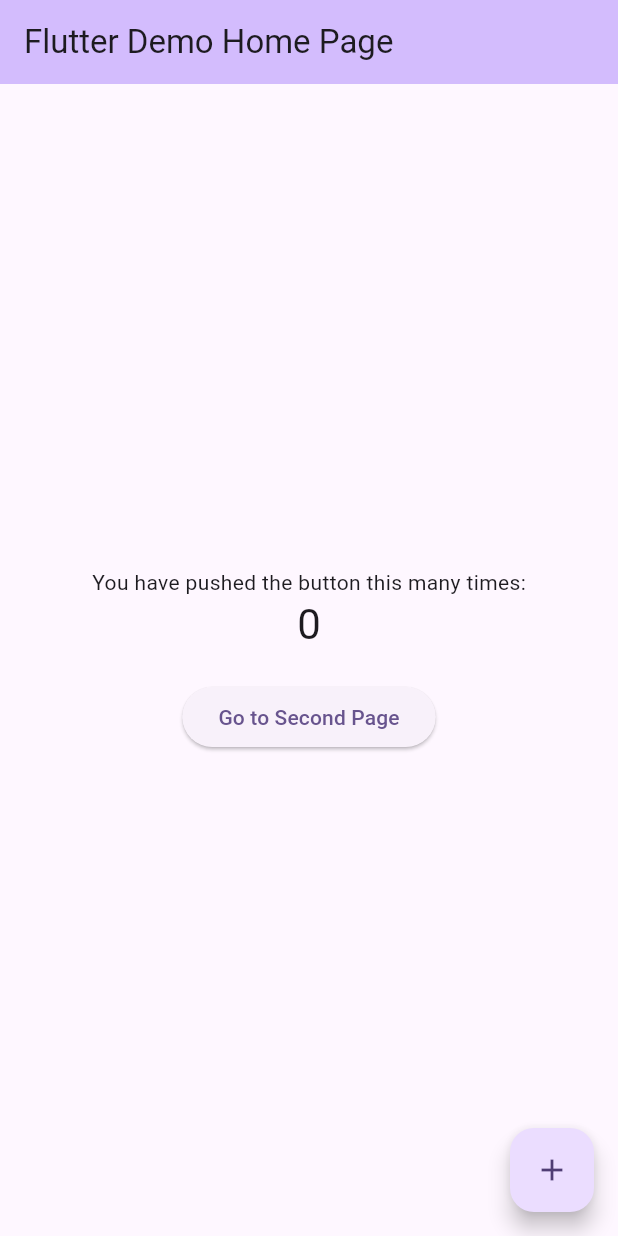
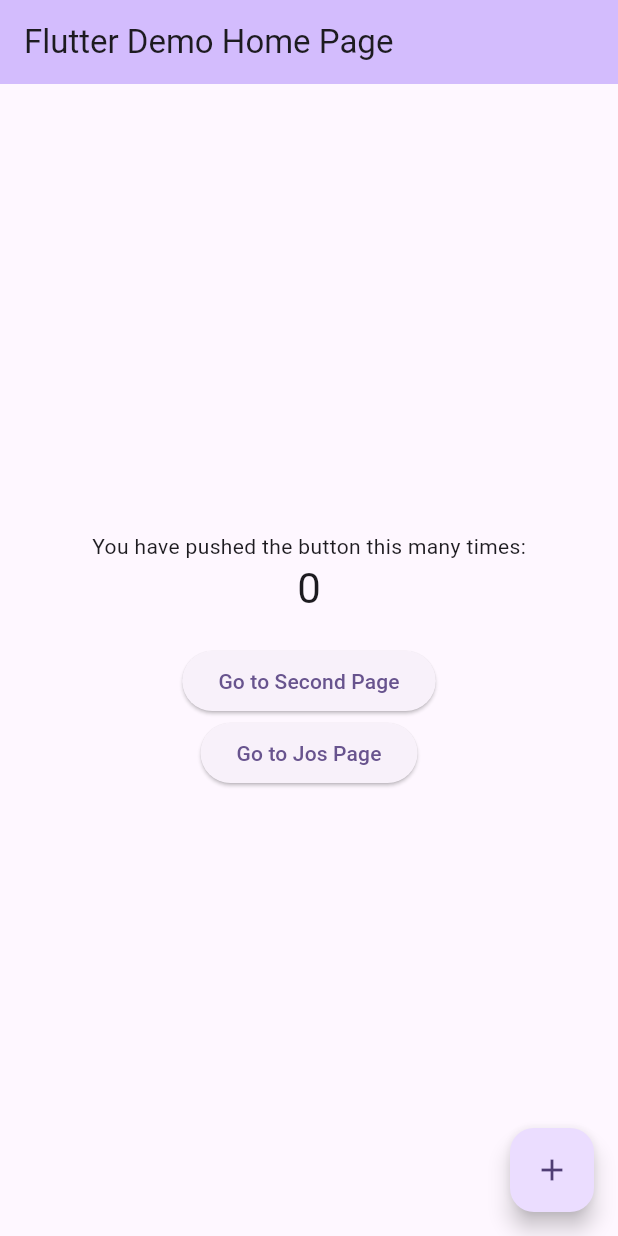
Before and after one commit to Astroncity/myapp, a Flutter app: the screen it shows after launch, on a phone screen of 412 x 824 dp. Run offline on Flutter 3.47's test engine with Material 3 defaults, Android fonts, the phone set to English and light mode, and no system bars.

Commit message:
I created my file, Jos

```diff
--- /dev/null
+++ b/lib/jos.dart
@@ -0,0 +1,20 @@
+import 'package:flutter/material.dart';
+
+class Jos extends StatelessWidget {
+  const Jos({super.key});
+
+  @override
+  Widget build(BuildContext context) {
+    return Scaffold(
+      appBar: AppBar(
+        title: const Text('Second Page'),
+      ),
+      body: const Center(
+        child: Text(
+          'Welcome to the Jos Page!',
+          style: TextStyle(fontSize: 24),
+        ),
+      ),
+    );
+  }
+}
--- a/lib/main.dart
+++ b/lib/main.dart
@@ -1,5 +1,6 @@
 import 'package:flutter/material.dart';
 import 'second_page.dart'; // Import the new page
+import 'jos.dart';
 
 void main() {
   runApp(const MyApp());
@@ -68,6 +69,16 @@ class _MyHomePageState extends State<MyHomePage> {
               },
               child: const Text('Go to Second Page'),
             ),
+            ElevatedButton(
+              onPressed: () {
+                // Navigate to the second page
+                Navigator.push(
+                  context,
+                  MaterialPageRoute(builder: (context) => const Jos()),
+                );
+              },
+              child: const Text('Go to Jos Page'),
+            ),
           ],
         ),
       ),
```
